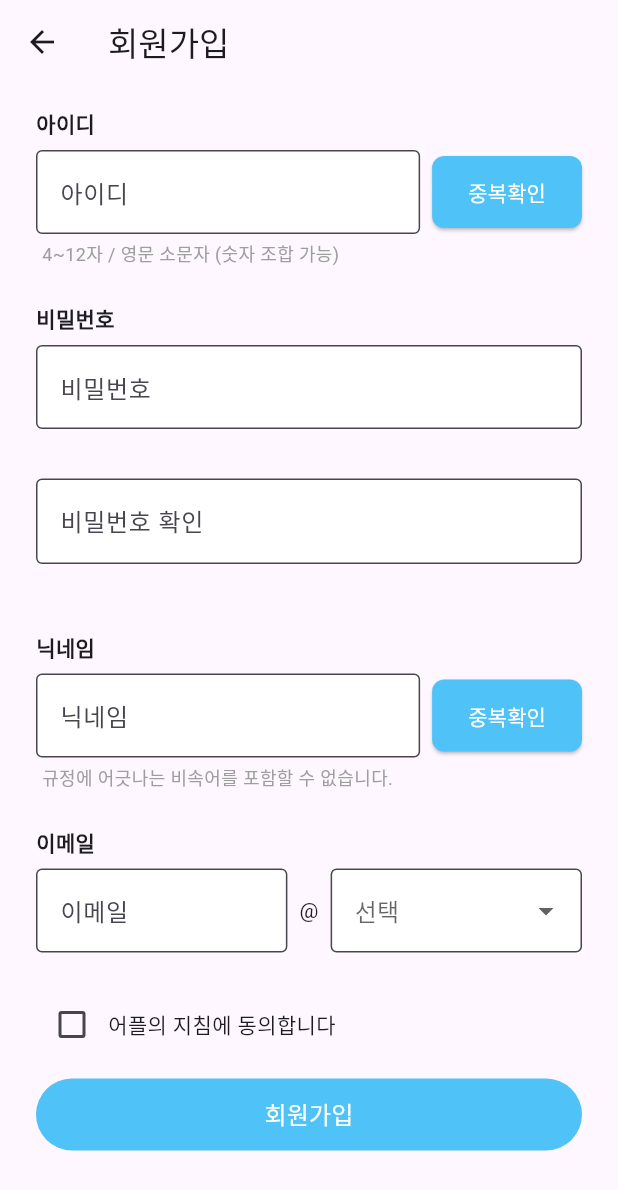
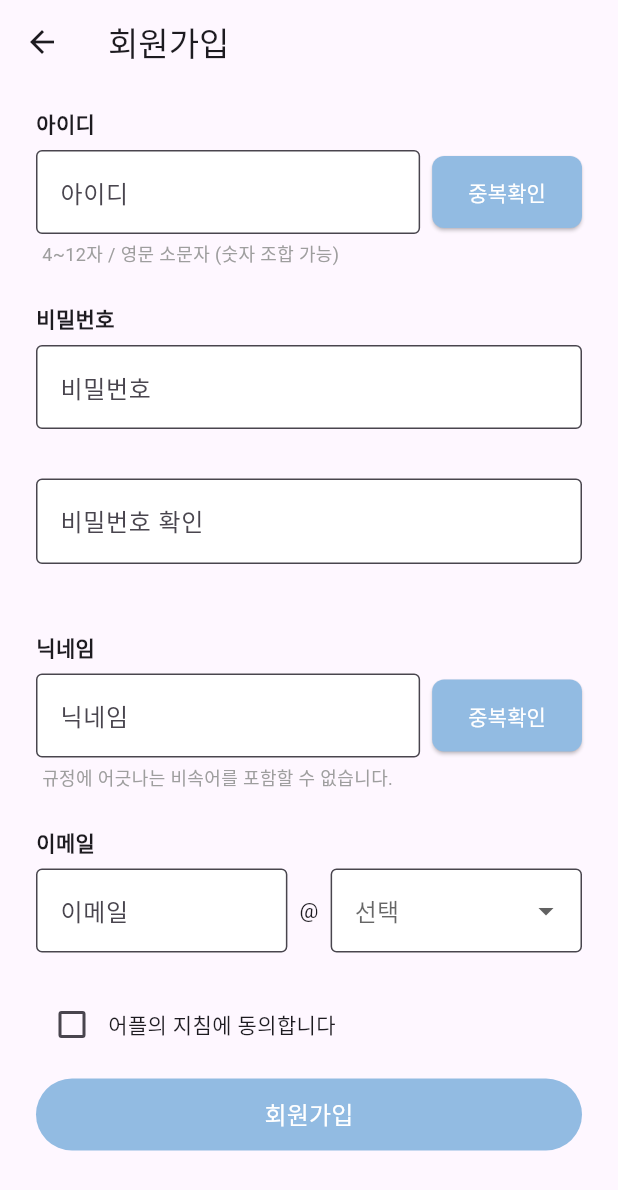
Before and after one commit to Yeonju02/flutter_project, a Flutter app: the SignupPage screen opened directly, on a phone screen of 412 x 824 dp. Shown: the top 1190 px of the screen. Run offline on Flutter 3.47's test engine with Material 3 defaults, Android fonts, the phone set to English and light mode, and no system bars; our stand-ins replace cloud_firestore, firebase_core, firebase_storage, fluttertoast, image_picker; accounts and stored records are empty.

Commit message:
change button colors

```diff
--- a/lib/custom/custom_blue_button.dart
+++ b/lib/custom/custom_blue_button.dart
@@ -22,7 +22,7 @@ class CustomBlueButton extends StatelessWidget {
   Widget build(BuildContext context) {
     return ElevatedButton(
       style: ElevatedButton.styleFrom(
-        backgroundColor: Colors.lightBlue[300],
+          backgroundColor: const Color(0xFF92BBE2),
         minimumSize: Size(double.infinity, 48),
         shape: RoundedRectangleBorder(
           borderRadius: BorderRadius.circular(30),
--- a/lib/login/signup_page.dart
+++ b/lib/login/signup_page.dart
@@ -321,7 +321,7 @@ class _SignupPageState extends State<SignupPage> {
       height: 48,
       child: ElevatedButton(
         style: ElevatedButton.styleFrom(
-          backgroundColor: Colors.lightBlue[300],
+          backgroundColor: const Color(0xFF92BBE2),
           foregroundColor: Colors.white,
           shape: RoundedRectangleBorder(
             borderRadius: BorderRadius.circular(8),
```
